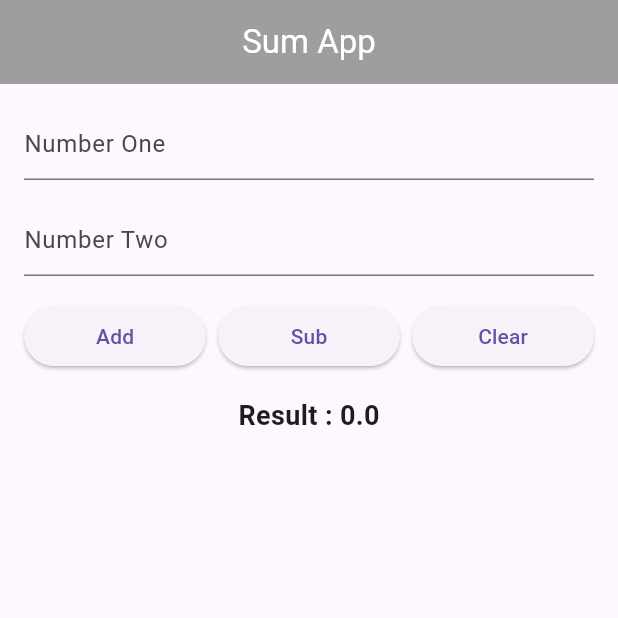
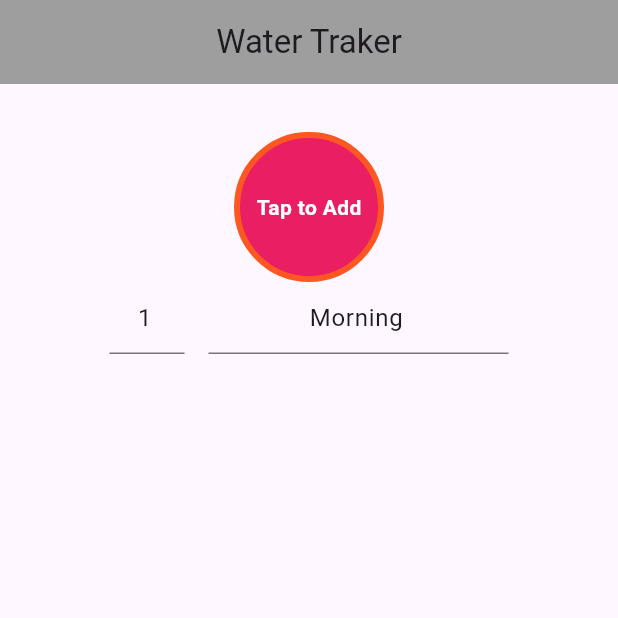
Before and after one commit to shamim2810/flutter_ostad, a Flutter app: the screen it shows after launch, on a phone screen of 412 x 824 dp, the top half of it. Run offline on Flutter 3.47's test engine with Material 3 defaults, Android fonts, the phone set to English and light mode, and no system bars.

Commit message:
water_app

```diff
--- a/lib/main.dart
+++ b/lib/main.dart
@@ -1,6 +1,6 @@
 import 'package:flutter/cupertino.dart';
 import 'package:flutter/material.dart';
-import 'package:flutter_ostad/sum_app.dart';
+import 'package:flutter_ostad/water_app.dart';
 
 void main(){
   runApp(MyApp());
--- a/lib/sum_app.dart
+++ /dev/null
@@ -1,149 +0,0 @@
-import 'package:flutter/material.dart';
-
-class HomeScreen extends StatefulWidget {
-  const HomeScreen({super.key});
-
-  @override
-  State<HomeScreen> createState() => _HomeScreenState();
-}
-
-class _HomeScreenState extends State<HomeScreen> {
-  final TextEditingController _numberOneTEContriller = TextEditingController();
-  final TextEditingController _numberTwoTEContriller = TextEditingController();
-
-  final GlobalKey<FormState> _formKey = GlobalKey<FormState>();
-
-  double _result = 0;
-
-  @override
-  Widget build(BuildContext context) {
-    return Scaffold(
-      appBar: AppBar(
-        title: const Text(
-          'Sum App',
-          style: TextStyle(
-            color: Colors.white,
-          ),
-        ),
-        centerTitle: true,
-        backgroundColor: Colors.grey,
-      ),
-      body: Padding(
-        padding: const EdgeInsets.all(16.0),
-        child: Form(
-          key: _formKey,
-          child: Column(
-            children: [
-              TextFormField(
-                controller: _numberOneTEContriller,
-                keyboardType: TextInputType.number,
-                decoration: InputDecoration(hintText: 'Number One'),
-                validator: (String? value) {
-                  String v = value ?? '';
-                  if (v.isEmpty) {
-                    return 'Enter number One';
-                  }
-                  return null;
-                },
-              ),
-              const SizedBox(
-                height: 16,
-              ),
-              TextFormField(
-                controller: _numberTwoTEContriller,
-                keyboardType: TextInputType.number,
-                decoration: InputDecoration(hintText: 'Number Two'),
-                validator: (String? value) {
-                  String v = value ?? '';
-                  if (v.isEmpty) {
-                    return 'Enter number Two';
-                  }
-                  return null;
-                },
-              ),
-              const SizedBox(
-                height: 16,
-              ),
-              Row(
-                children: [
-                  Expanded(
-                    child: ElevatedButton(
-                      onPressed: () {
-                        if (_formKey.currentState!.validate()) {
-                          double numOne = double.tryParse(
-                                  _numberOneTEContriller.text.trim()) ??
-                              0;
-                          double numTwo = double.tryParse(
-                                  _numberTwoTEContriller.text.trim()) ??
-                              0;
-                          double result = add(numOne, numTwo);
-                          _result = result;
-                          setState(() {});
-                        }
-                      },
-                      child: Text('Add'),
-                    ),
-                  ),
-                  const SizedBox(
-                    width: 8,
-                  ),
-                  Expanded(
-                    child: ElevatedButton(
-                      onPressed: () {
-                        if (_formKey.currentState!.validate()) {
-                          double numOne = double.tryParse(
-                                  _numberOneTEContriller.text.trim()) ??
-                              0;
-                          double numTwo = double.tryParse(
-                                  _numberTwoTEContriller.text.trim()) ??
-                              0;
-                          double result = subs(numOne, numTwo);
-                          _result = result;
-                          setState(() {});
-                        }
-                      },
-                      child: Text('Sub'),
-                    ),
-                  ),
-                  const SizedBox(
-                    width: 8,
-                  ),
-                  Expanded(
-                    child: ElevatedButton(
-                      onPressed: clear,
-                      child: Text('Clear'),
-                    ),
-                  ),
-                ],
-              ),
-              const SizedBox(
-                height: 16,
-              ),
-              Text(
-                'Result : $_result',
-                style: TextStyle(fontSize: 18, fontWeight: FontWeight.w600),
-              )
-            ],
-          ),
-        ),
-      ),
-    );
-  }
-
-  void clear() {
-    _numberOneTEContriller.clear();
-    _numberTwoTEContriller.clear();
-    _result = 0;
-    setState(() {
-
-    });
-  }
-
-  double add(double numOne, double numTwo) {
-    return numOne + numTwo;
-  }
-
-  double subs(double numOne, double numTwo) {
-    return numOne - numTwo;
-  }
-}
--- /dev/null
+++ b/lib/water_app.dart
@@ -0,0 +1,127 @@
+import 'package:flutter/material.dart';
+import 'package:flutter_ostad/water_consume.dart';
+import 'package:intl/intl.dart';
+//import 'water_consume.dart';
+
+class HomeScreen extends StatefulWidget {
+  const HomeScreen({super.key});
+
+  @override
+  State<HomeScreen> createState() => _HomeScreenState();
+}
+
+class _HomeScreenState extends State<HomeScreen> {
+  List<WaterConsume> waterConsumeList = [];
+  final TextEditingController _noOfGlassesTEConrolar =
+      TextEditingController(text: '1');
+  final TextEditingController _noteOfGlassesTEConrolar =
+      TextEditingController(text: 'Morning');
+
+  @override
+  Widget build(BuildContext context) {
+    return Scaffold(
+      appBar: AppBar(
+        title: const Text('Water Traker'),
+        centerTitle: true,
+        backgroundColor: Colors.grey,
+      ),
+      body: SingleChildScrollView(
+        child: Column(
+          crossAxisAlignment: CrossAxisAlignment.center,
+          children: [
+            Padding(
+              padding: const EdgeInsets.all(32.0),
+              child: Column(
+                children: [
+                  InkWell(
+                    borderRadius: BorderRadius.circular(100),
+                    onTap: () {
+                      if (_noOfGlassesTEConrolar.text.trim().isEmpty) {
+                        _noOfGlassesTEConrolar.text = '1';
+                      }
+                      final noOfGlasses = _noOfGlassesTEConrolar.text.trim();
+                      int value = int.tryParse(noOfGlasses) ?? 1;
+                      // waterConsumeList.add(
+                      //   WaterConsume(value, DateTime.now(),
+                      //       _noteOfGlassesTEConrolar.text),);
+                      waterConsumeList.insert(0,
+                        WaterConsume(value, DateTime.now(),
+                            _noteOfGlassesTEConrolar.text),);
+                      setState(() {});
+                    },
+                    child: Container(
+                      height: 100,
+                      width: 100,
+                      alignment: Alignment.center,
+                      decoration: BoxDecoration(
+                        color: Colors.pink,
+                        border: Border.all(color: Colors.deepOrange, width: 4),
+                        borderRadius: BorderRadius.circular(100),
+                      ),
+                      child: const Text(
+                        'Tap to Add',
+                        style: TextStyle(
+                          color: Colors.white,
+                          fontWeight: FontWeight.bold,
+                        ),
+                      ),
+                    ),
+                  ),
+                  const SizedBox(
+                    width: 16,
+                  ),
+                  Row(
+                    mainAxisAlignment: MainAxisAlignment.center,
+                    children: [
+                      SizedBox(
+                        width: 50,
+                        child: TextField(
+                          controller: _noOfGlassesTEConrolar,
+                          keyboardType: TextInputType.number,
+                          textAlign: TextAlign.center,
+                        ),
+                      ),
+                      const SizedBox(
+                        width: 16,
+                      ),
+                      SizedBox(
+                        width: 200,
+                        child: TextField(
+                          controller: _noteOfGlassesTEConrolar,
+                          keyboardType: TextInputType.text,
+                          textAlign: TextAlign.center,
+                        ),
+                      ),
+                    ],
+                  ),
+                ],
+              ),
+            ),
+            ListView.builder(
+                //reverse: true,
+                itemCount: waterConsumeList.length,
+                shrinkWrap: true,
+                primary: false,
+                itemBuilder: (context, index) {
+                  return ListTile(
+                    leading: CircleAvatar(
+                      child: Text(
+                        waterConsumeList[index].noOfGlass.toString(),
+                      ),
+                    ),
+                    title: Text(waterConsumeList[index].note),
+                    subtitle: Text(DateFormat.yMEd().add_jms().format(waterConsumeList[index].time)),
+                    trailing: IconButton(
+                        onPressed: (){
+                          waterConsumeList.removeAt(index);
+                          setState(() {});
+                        },
+                        icon: const Icon(Icons.delete)),
+                  );
+                })
+          ],
+        ),
+      ),
+    );
+  }
+}
--- /dev/null
+++ b/lib/water_consume.dart
@@ -0,0 +1,7 @@
+class WaterConsume{
+  final int noOfGlass;
+  final String note;
+  final DateTime time;
+  WaterConsume(this.noOfGlass, this.time, this.note);
+
+}
--- a/pubspec.yaml
+++ b/pubspec.yaml
@@ -35,10 +35,11 @@ dependencies:
   # The following adds the Cupertino Icons font to your application.
   # Use with the CupertinoIcons class for iOS style icons.
   cupertino_icons: ^1.0.2
-
+  intl: ^0.19.0
 dev_dependencies:
   flutter_test:
     sdk: flutter
+
 
   # The "flutter_lints" package below contains a set of recommended lints to
   # encourage good coding practices. The lint set provided by the package is
```
Also changed, not shown: pubspec.lock.
